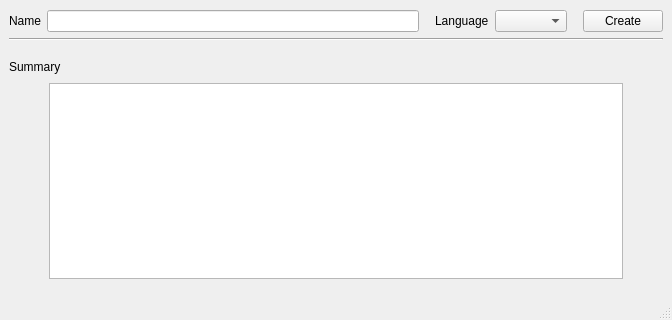
Before: the Qt Designer form select_book_main_window.ui in codincodee/AnyWord, drawn with Qt 5; both pictures show x 0 to 672 and y 201 to 521 of the 672 by 521 pixel window.
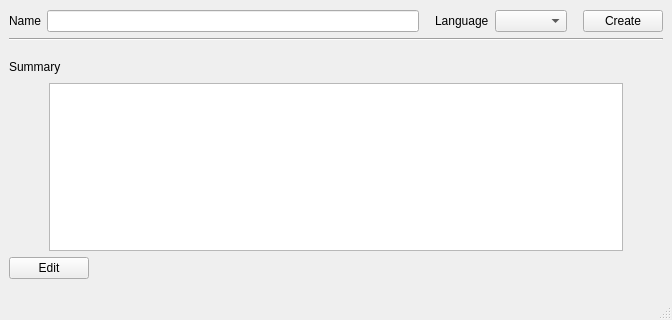
After: the same form once the commit is applied.

What changed in the file:
```diff
--- a/select_book_main_window.ui
+++ b/select_book_main_window.ui
@@ -477,6 +477,30 @@
         </item>
        </layout>
       </item>
+      <item>
+       <layout class="QHBoxLayout" name="horizontalLayout_9">
+        <item>
+         <widget class="QPushButton" name="EditBookPushButton">
+          <property name="text">
+           <string>Edit</string>
+          </property>
+         </widget>
+        </item>
+        <item>
+         <spacer name="horizontalSpacer_11">
+          <property name="orientation">
+           <enum>Qt::Horizontal</enum>
+          </property>
+          <property name="sizeHint" stdset="0">
+           <size>
+            <width>40</width>
+            <height>20</height>
+           </size>
+          </property>
+         </spacer>
+        </item>
+       </layout>
+      </item>
       <item>
        <spacer name="verticalSpacer_5">
         <property name="orientation">
```
